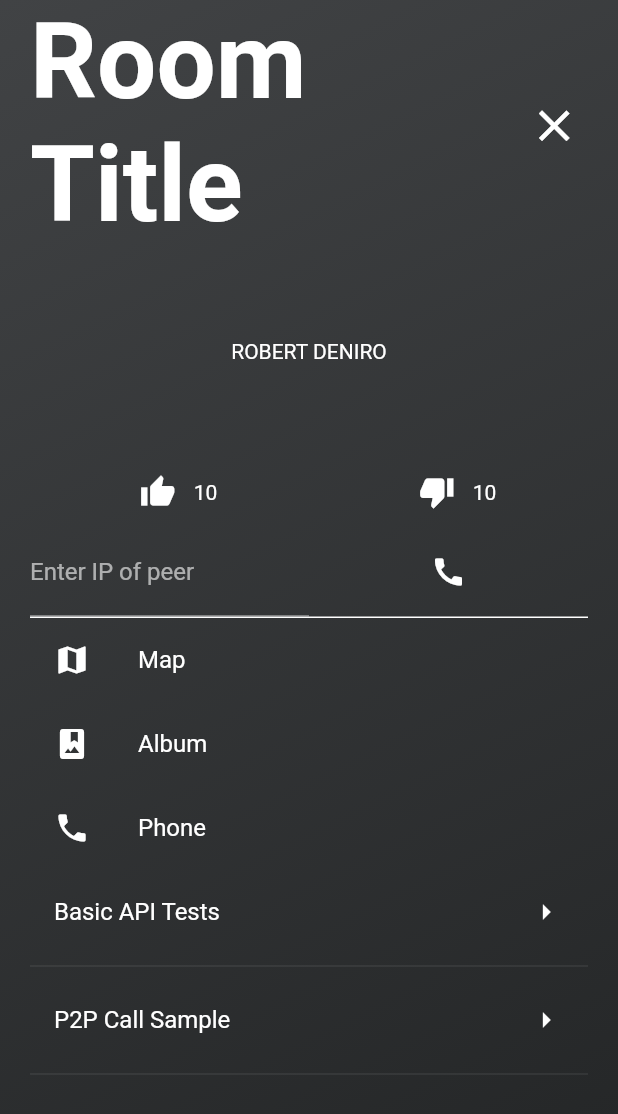
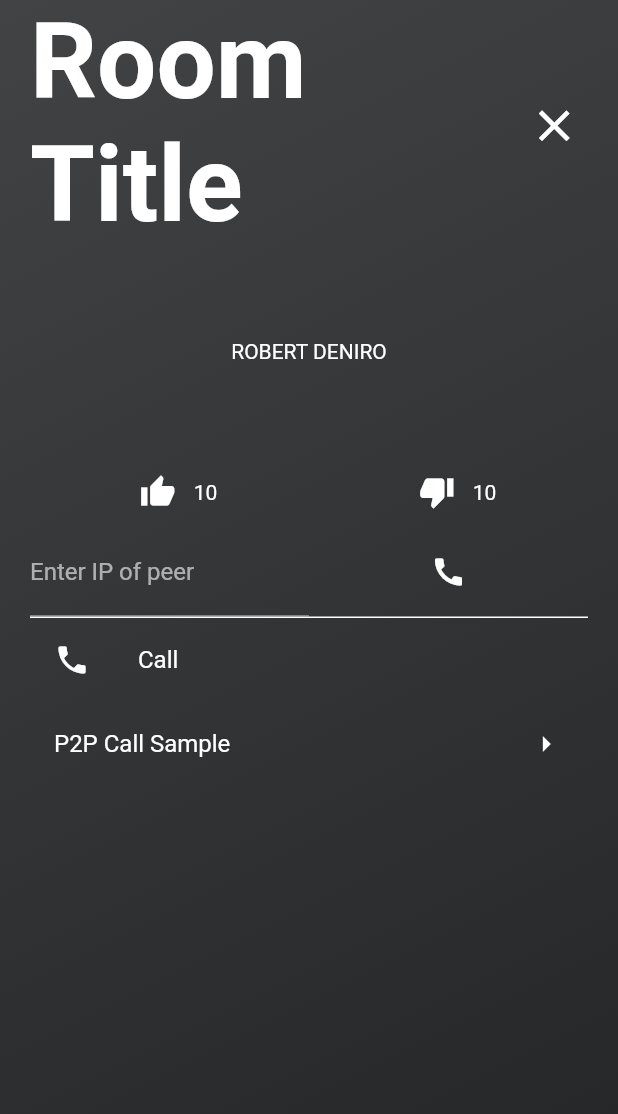
Before and after one commit to Emrin/CrowdEffect, a Flutter app: the ChatRoomPage screen opened directly with empty values, on a phone screen of 412 x 824 dp. Shown: the top 1114 px of the screen. Run offline on Flutter 3.47's test engine with Material 2 defaults, Android fonts, the phone set to English and light mode, and no system bars; drawn by our look-alikes of auto_size_text; our stand-ins replace cached_network_image, carousel_slider, cloud_firestore, firebase_auth, firebase_storage, google_sign_in and 3 more; missing offline and left inert: flutter_webrtc; accounts and stored records are empty; network calls fail; Roboto replaces fonts that are missing (Montserrat).

Commit message:
clicking on room now gives connected peers

```diff
--- a/lib/main.dart
+++ b/lib/main.dart
@@ -15,6 +15,7 @@ import 'login.dart';
 import 'settings.dart';
 import 'room.dart';
 import 'add_room.dart';
+import 'web_rtc/call_sample/call_sample.dart';
 
 void main() {
   SystemChrome.setSystemUIOverlayStyle(SystemUiOverlayStyle.light);
@@ -119,7 +120,8 @@ Widget BuildRoomCardsList(mediaSize){
               items: snapshot.data.documents.map((DocumentSnapshot document) {
                 return GestureDetector(
                   onTap: () {
-                    Navigator.push(context, MaterialPageRoute(builder: (context) => ChatRoomPage(roomId: document.documentID,)));
+//                    Navigator.push(context, MaterialPageRoute(builder: (context) => ChatRoomPage(roomId: document.documentID,)));
+                    Navigator.push(context, MaterialPageRoute(builder: (context) => CallSample(ip: '192.168.1.4', roomId: document.documentID,)));
                   },
                   child: Container(
                       width: mediaSize.width * 0.7,
--- a/lib/room.dart
+++ b/lib/room.dart
@@ -27,57 +27,8 @@ class ChatRoomPageState extends State<ChatRoomPage> {
   final String roomId;
   ChatRoomPageState({Key key, @required this.roomId});
 
-  List<RouteItem> items;
   String _serverAddress = '';
   SharedPreferences prefs;
-
-  @override
-  initState() {
-    super.initState();
-    _initData();
-    _initItems();
-  }
-  _initData() async {
-    prefs = await SharedPreferences.getInstance();
-    setState(() {
-      _serverAddress = prefs.getString('server') ?? 'demo.cloudwebrtc.com';
-    });
-  }
-  _initItems() {
-    items = <RouteItem>[
-      RouteItem(
-          title: 'Basic API Tests',
-          subtitle: 'Basic API Tests.',
-          push: (BuildContext context) {
-            Navigator.push(
-                context,
-                new MaterialPageRoute(
-                    builder: (BuildContext context) => new BasicSample()));
-          }),
-      RouteItem(
-          title: 'P2P Call Sample',
-          subtitle: 'P2P Call Sample.',
-          push: (BuildContext context) {
-            _serverAddress = '192.168.1.4';
-            prefs.setString('server', _serverAddress);
-            Navigator.push(
-                context,
-                MaterialPageRoute(
-                    builder: (BuildContext context) =>
-                        CallSample(ip: _serverAddress)));
-          }),
-    ];
-  }
-  _buildRow(context, item) {
-    return ListBody(children: <Widget>[
-      ListTile(
-        title: Text(item.title),
-        onTap: () => item.push(context),
-        trailing: Icon(Icons.arrow_right),
-      ),
-      Divider()
-    ]);
-  }
 
   @override
   Widget build(BuildContext context) {
@@ -166,7 +117,7 @@ class ChatRoomPageState extends State<ChatRoomPage> {
                           ),
                         ],
                       ),
-                      Row(
+                      Row( // these will be users and call button
                         children: <Widget>[
                           Expanded(
                             child: TextFormField(
@@ -193,24 +144,25 @@ class ChatRoomPageState extends State<ChatRoomPage> {
                     child: ListView(
                       children: <Widget>[
                         ListTile(
-                          leading: Icon(Icons.map),
-                          title: Text('Map'),
+                          leading: Icon(Icons.phone),
+                          title: Text('Call'),
                         ),
-                        ListTile(
-                          leading: Icon(Icons.photo_album),
-                          title: Text('Album'),
-                        ),
-                        ListTile(
-                          leading: Icon(Icons.phone),
-                          title: Text('Phone'),
-                        ),
-                        ListView.builder(
-                            shrinkWrap: true,
-                            padding: const EdgeInsets.all(0.0),
-                            itemCount: items.length,
-                            itemBuilder: (context, i) {
-                              return _buildRow(context, items[i]);
-                            }),
+                          ListTile(
+                            title: Text('P2P Call Sample'),
+                            onTap: () => RouteItem(
+                                title: 'P2P Call Sample',
+                                subtitle: 'P2P Call Sample.',
+                                push: (BuildContext context) {
+                                  _serverAddress = '192.168.1.4';
+                                  prefs.setString('server', _serverAddress);
+                                  Navigator.push(
+                                      context,
+                                      MaterialPageRoute(
+                                          builder: (BuildContext context) =>
+                                              CallSample(ip: _serverAddress)));
+                                }).push(context),
+                            trailing: Icon(Icons.arrow_right),
+                          ),
                       ],
                     ),
                   ),
```
Also changed, not shown: lib/web_rtc/call_sample/call_sample.dart (+9 -1 lines).
